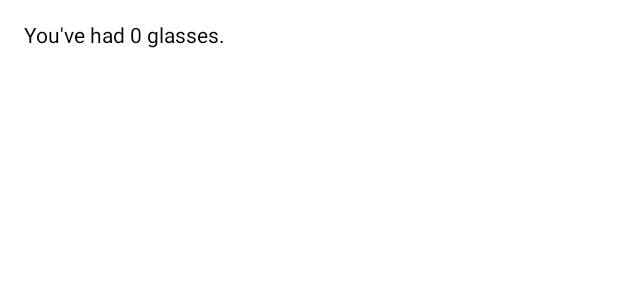
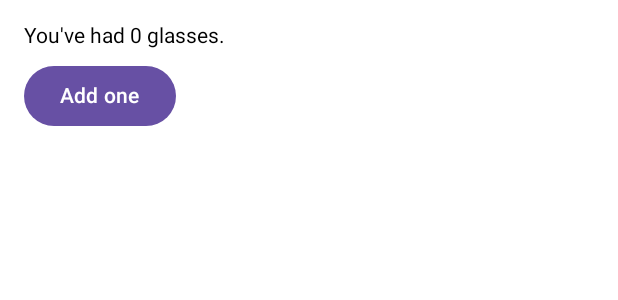
Before and after one commit to sh1mj1/Kotlin-Android-Learning-Test, an Android app built with Jetpack Compose: the @Preview function WaterCounterPreview, on a phone screen of 412 x 824 dp. Shown: the top 300 px of the screen. Run offline under Robolectric (Android 15) with nearby library versions, the phone set to English and light mode, and no system bars.

Commit message:
feat(WaterCounter): use MutableState, remember, by

```diff
--- a/app/src/main/java/com/example/learningtest/compose/state/WaterCounter.kt
+++ b/app/src/main/java/com/example/learningtest/compose/state/WaterCounter.kt
@@ -1,19 +1,31 @@
 package com.example.learningtest.compose.state
 
+import androidx.compose.foundation.layout.Column
 import androidx.compose.foundation.layout.padding
+import androidx.compose.material3.Button
 import androidx.compose.material3.Text
 import androidx.compose.runtime.Composable
+import androidx.compose.runtime.getValue
+import androidx.compose.runtime.mutableIntStateOf
+import androidx.compose.runtime.remember
+import androidx.compose.runtime.setValue
 import androidx.compose.ui.Modifier
 import androidx.compose.ui.tooling.preview.Preview
 import androidx.compose.ui.unit.dp
 
 @Composable
 fun WaterCounter(modifier: Modifier = Modifier) {
-    val count = 0
-    Text(
-        text = "You've had $count glasses.",
-        modifier = modifier.padding(16.dp),
-    )
+    Column(modifier = modifier.padding(16.dp)) {
+        var count by remember { mutableIntStateOf(0) }
+
+        Text(text = "You've had $count glasses.")
+        Button(
+            onClick = { count++ },
+            modifier = Modifier.padding(top = 8.dp),
+        ) {
+            Text("Add one")
+        }
+    }
 }
 
 @Preview(showBackground = true)
```
Also changed, not shown: 1 other file.
